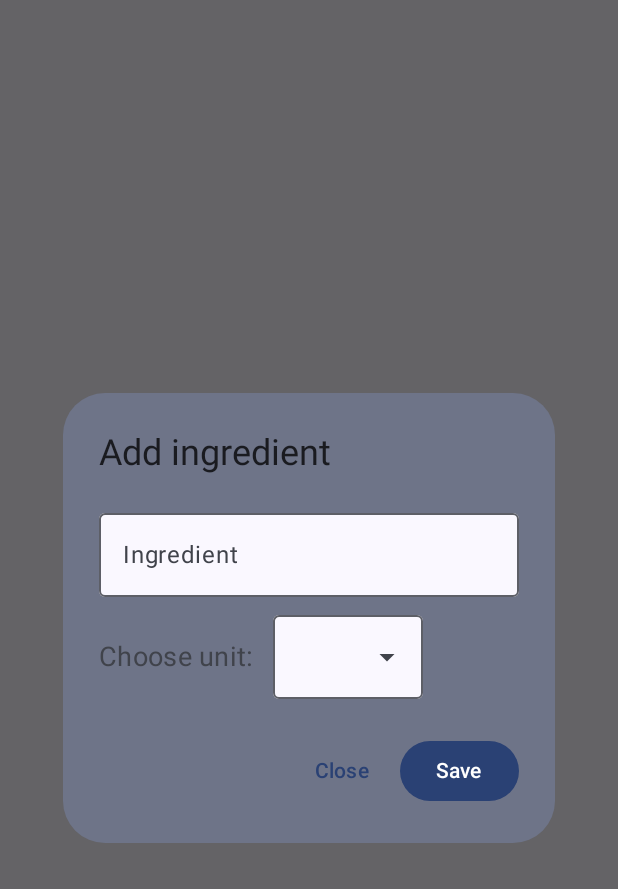
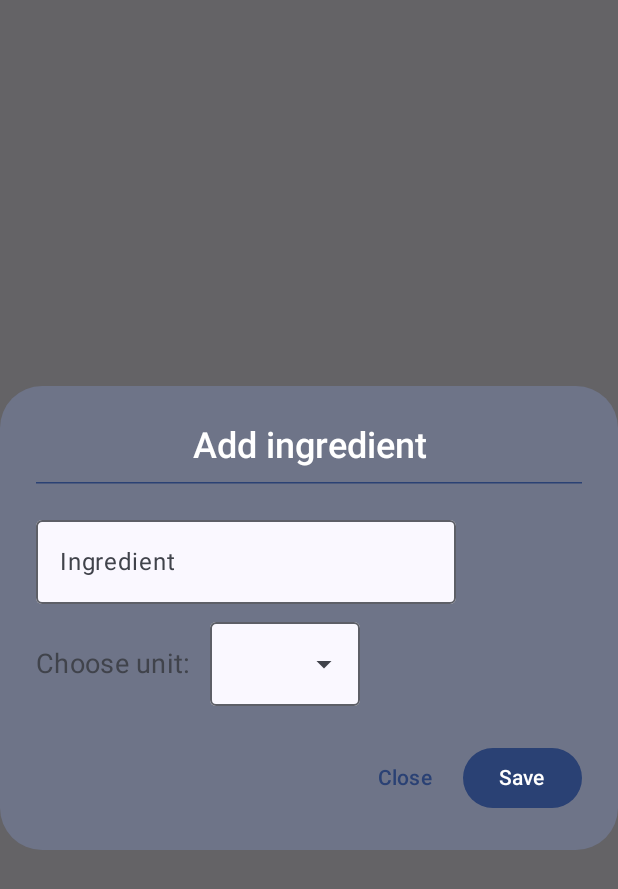
Before and after one commit to DoggyDoggyDoggy/WhatToCookWith, an Android app built with Jetpack Compose: the composable AddIngredientDialog called with empty values, on a phone screen of 412 x 824 dp. Shown: the top 889 px of the screen. Run offline under Robolectric (Android 15) with nearby library versions, the phone set to English and light mode, and no system bars.

Commit message:
Style `AddIngredientDialog` title
This commit enhances the visual presentation of the `AddIngredientDialog` title.

-   Wraps the title `Text` in a `Column`.
-   Centers the title text and applies `FontWeight.Medium`.
-   Adds an 8.dp `Spacer` and a `HorizontalDivider` with the primary color below the title for better visual separation.

```diff
--- a/app/src/main/java/diomaxius/whattocookwith/ui/screen/ingredientsedit/components/AddIngredientDialog.kt
+++ b/app/src/main/java/diomaxius/whattocookwith/ui/screen/ingredientsedit/components/AddIngredientDialog.kt
@@ -1,7 +1,12 @@
 package diomaxius.whattocookwith.ui.screen.ingredientsedit.components
 
+import androidx.compose.foundation.layout.Column
+import androidx.compose.foundation.layout.Spacer
+import androidx.compose.foundation.layout.fillMaxWidth
+import androidx.compose.foundation.layout.height
 import androidx.compose.material3.AlertDialog
 import androidx.compose.material3.Button
+import androidx.compose.material3.HorizontalDivider
 import androidx.compose.material3.MaterialTheme
 import androidx.compose.material3.Text
 import androidx.compose.material3.TextButton
@@ -10,6 +15,10 @@ import androidx.compose.runtime.getValue
 import androidx.compose.runtime.mutableStateOf
 import androidx.compose.runtime.remember
 import androidx.compose.runtime.setValue
+import androidx.compose.ui.Modifier
+import androidx.compose.ui.text.font.FontWeight
+import androidx.compose.ui.text.style.TextAlign
+import androidx.compose.ui.unit.dp
 
 @Composable
 fun AddIngredientDialog(
@@ -46,7 +55,21 @@ fun AddIngredientDialog(
     AlertDialog(
         containerColor = MaterialTheme.colorScheme.secondaryContainer,
         title = {
-            Text(text = "Add ingredient")
+            Column {
+                Text(
+                    modifier = Modifier.fillMaxWidth(),
+                    text = "Add ingredient",
+                    textAlign = TextAlign.Center,
+                    color = MaterialTheme.colorScheme.onSecondaryContainer,
+                    fontWeight = FontWeight.Medium
+                )
+
+                Spacer(modifier = Modifier.height(8.dp))
+
+                HorizontalDivider(
+                    color = MaterialTheme.colorScheme.primary
+                )
+            }
         },
         text = {
             AddIngredientScreen(
```
